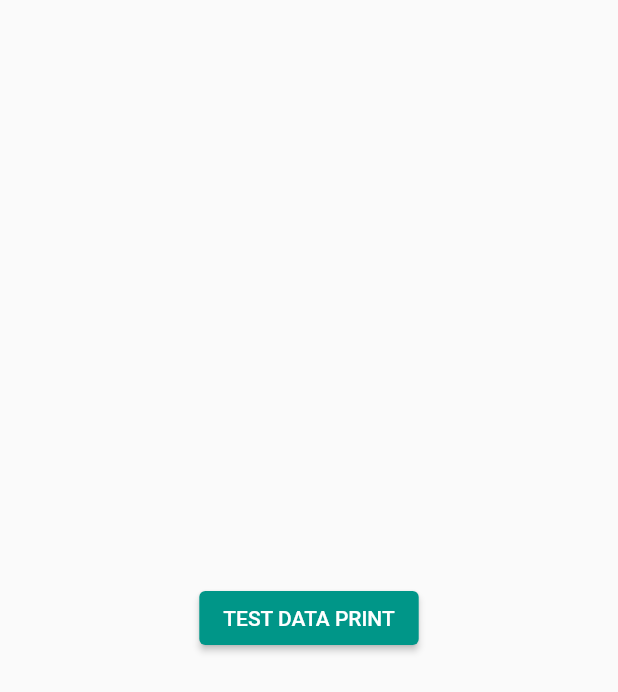
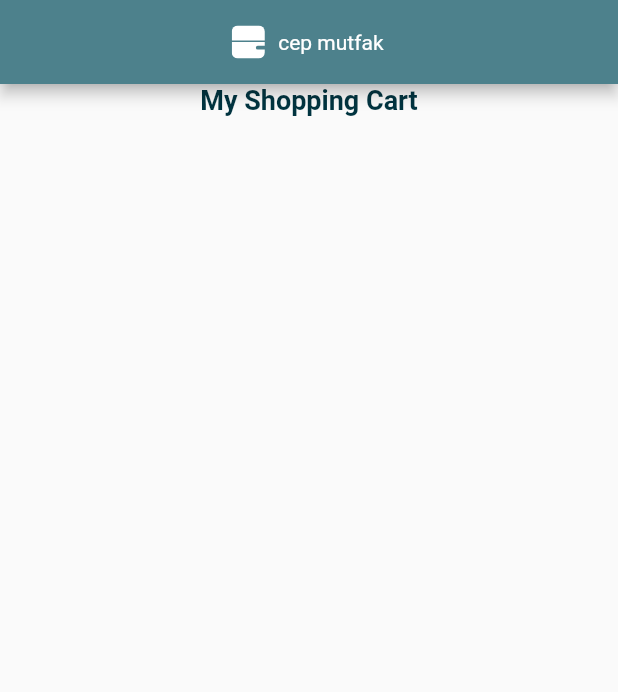
Before and after one commit to batuhanozcan1605/f4-bootcamp-oua, a Flutter app: the ShoppingCardScreen screen opened directly, on a phone screen of 412 x 824 dp. Shown: the top 692 px of the screen. Run offline on Flutter 3.47's test engine with Material 2 defaults, Android fonts, the phone set to English and light mode, and no system bars; our stand-ins replace cached_network_image, cloud_firestore, firebase_auth, firebase_core, firebase_storage, flutter_riverpod and 2 more; accounts and stored records are empty; Roboto replaces fonts that are missing (Segoe UI).

Commit message:
shopping cart on progress

```diff
--- a/lib/screens/add/add_screen.dart
+++ b/lib/screens/add/add_screen.dart
@@ -1,4 +1,5 @@
 import 'package:bootcamp_oua_f4/repositories/categories_repo.dart';
+import 'package:bootcamp_oua_f4/repositories/foods_repo.dart';
 import 'package:bootcamp_oua_f4/services/data_service.dart';
 import 'package:bootcamp_oua_f4/widgets/category_card.dart';
 import 'package:cloud_firestore/cloud_firestore.dart';
@@ -171,6 +172,7 @@ class AddSecreenState extends ConsumerState<AddSecreen> {
                 itemCount: filteredDocuments.length,
                 itemBuilder: (context, index) {
                   DocumentSnapshot document = filteredDocuments[index];
+
                   return Padding(
                     padding: const EdgeInsets.all(8.0),
                     child: Container(
--- a/lib/screens/shoppingcart_screen.dart
+++ b/lib/screens/shoppingcart_screen.dart
@@ -1,21 +1,56 @@
-import 'package:bootcamp_oua_f4/repositories/categories_repo.dart';
+import 'package:cloud_firestore/cloud_firestore.dart';
 import 'package:flutter/material.dart';
 import 'package:flutter_riverpod/flutter_riverpod.dart';
+import 'package:flutter_svg/svg.dart';
 
 class ShoppingCardScreen extends ConsumerWidget {
   const ShoppingCardScreen({Key? key}) : super(key: key);
 
   @override
   Widget build(BuildContext context, WidgetRef ref) {
-    final categoriesRepo = ref.watch(categoriesProvider);
+
     return Scaffold(
-      body: Center(
-        child: ElevatedButton(
-            onPressed: () {
-              print("${categoriesRepo.categories.length}");
-            },
-            child: Text("TEST DATA PRINT"),
-        ),
+      appBar: AppBar(
+        backgroundColor: const Color(0xFF4D818C),
+        title: SvgPicture.asset('assets/images/appbar_logo.svg'),
+        centerTitle: true,
+      ),
+      body: Column(
+        children: [
+          const Text("My Shopping Cart",
+            style: TextStyle(
+              fontFamily: 'Segoe UI',
+              fontSize: 18,
+              color: Color(0xff013440),
+              fontWeight: FontWeight.w600,
+            ),
+          ),
+          Row(),
+          FutureBuilder<QuerySnapshot>(
+            future: null,
+            builder: (context, snapshot) {
+              if (snapshot.hasData) {
+                var foods = snapshot.data!.docs;
+                if (foods.isNotEmpty) {
+                  return ListView.builder(
+                      itemCount: foods.length,
+                      itemBuilder: (context, index) {
+                        DocumentSnapshot food = foods[index];
+
+                        return Row(
+                          children: [
+
+                          ],
+                        );
+                      });
+                } else {
+                  return Center();
+                }
+            } else {
+                return const Center(child: Text(""));
+              }
+            }),
+        ],
       ),
     );
   }
--- a/lib/widgets/content_builder.dart
+++ b/lib/widgets/content_builder.dart
@@ -20,8 +20,6 @@ class ContentBuilderState extends ConsumerState<ContentBuilder> {
 
   @override
   Widget build(BuildContext context) {
-
-    final foodsRepo = ref.watch(foodsProvider);
 
     return FutureBuilder<QuerySnapshot>(
         future: FirebaseFirestore.instance
```
Also changed, not shown: lib/repositories/foods_repo.dart (+33 -0 lines).
